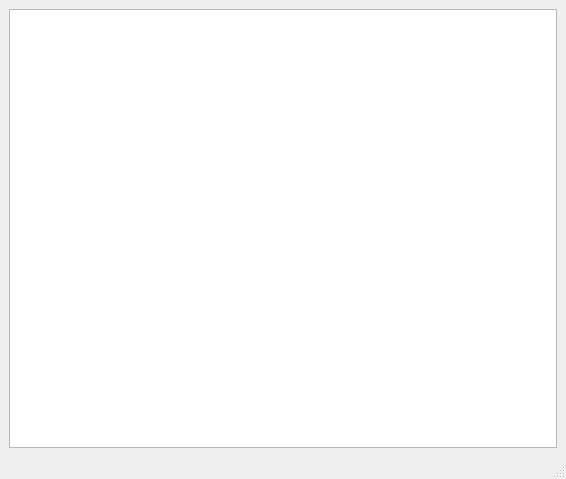
Above: mainwindow.ui from 0mniCrow/SmartGraph before the change. Below: the same form after it.
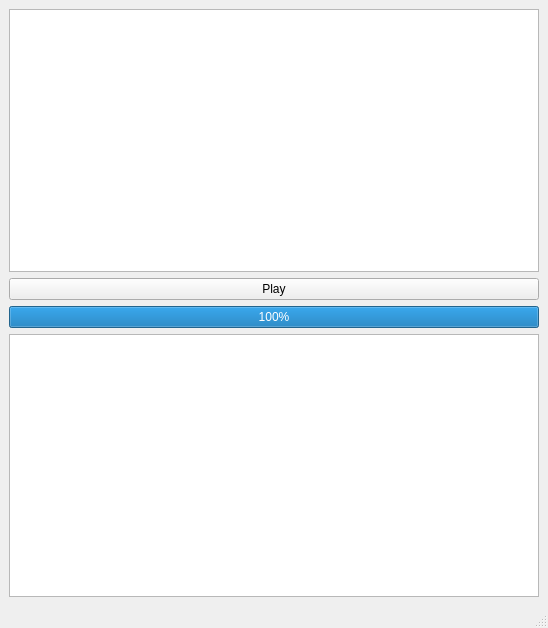
That is the form after the change.

Diff of the .ui file:
```diff
--- a/mainwindow.ui
+++ b/mainwindow.ui
@@ -6,8 +6,8 @@
    <rect>
     <x>0</x>
     <y>0</y>
-    <width>566</width>
-    <height>479</height>
+    <width>548</width>
+    <height>628</height>
    </rect>
   </property>
   <property name="windowTitle">
@@ -18,6 +18,30 @@
     <item>
      <widget class="QTextEdit" name="textEdit"/>
     </item>
+    <item>
+     <layout class="QHBoxLayout" name="horizontalLayout">
+      <property name="bottomMargin">
+       <number>0</number>
+      </property>
+      <item>
+       <widget class="QPushButton" name="pushButton_play">
+        <property name="text">
+         <string>Play</string>
+        </property>
+       </widget>
+      </item>
+     </layout>
+    </item>
+    <item>
+     <widget class="QProgressBar" name="progressBar">
+      <property name="value">
+       <number>100</number>
+      </property>
+     </widget>
+    </item>
+    <item>
+     <widget class="QTableView" name="tableView"/>
+    </item>
    </layout>
   </widget>
   <widget class="QMenuBar" name="menubar">
```
Left out of the diff: 2 changed lines with no effect on the pictures.
